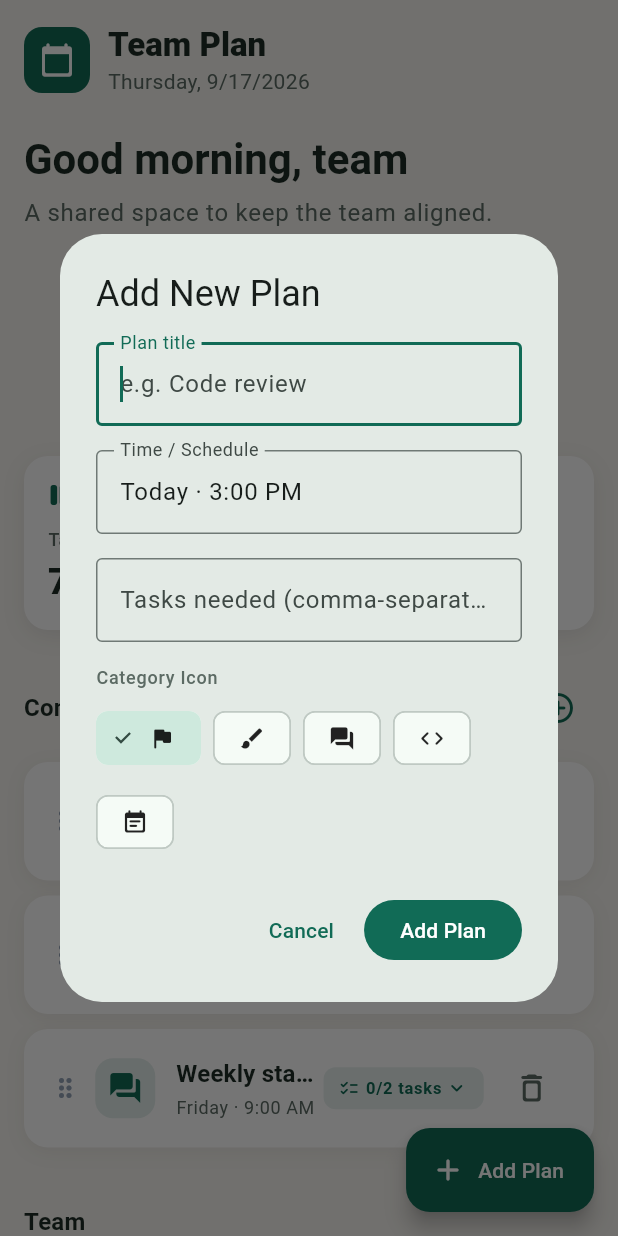
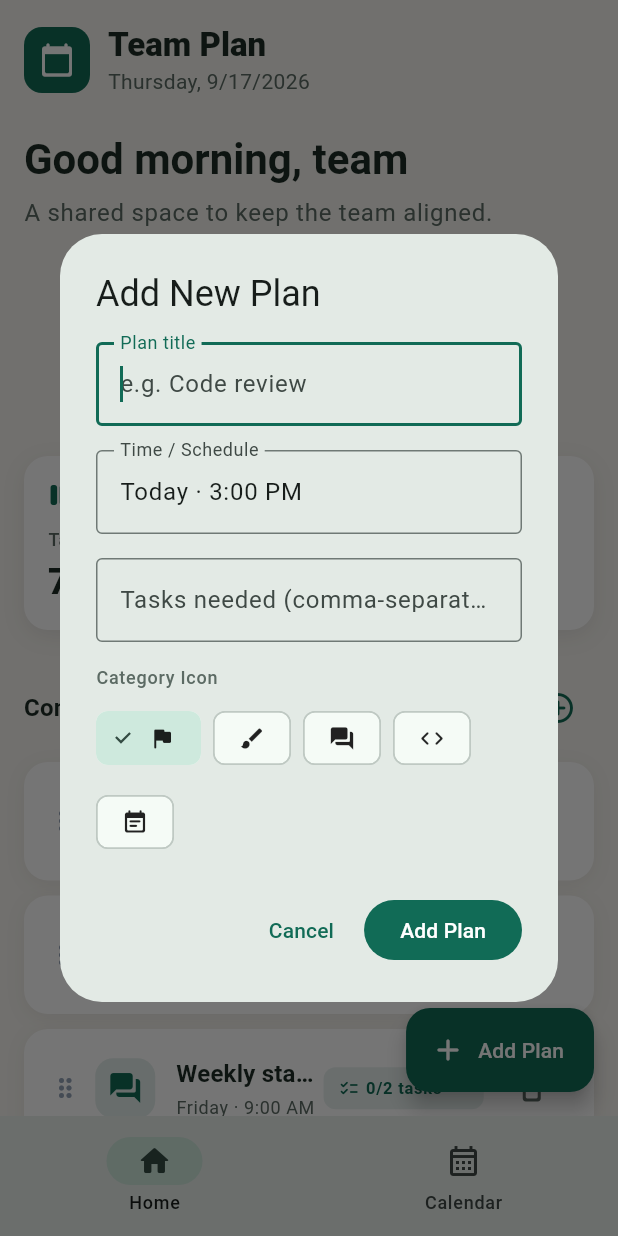
Before and after one commit to kn-dev-code/CSC-4330-3rd-app, a Flutter app: the screen it shows after launch, after a tap on the "add circle outline" icon, on a phone screen of 412 x 824 dp. Run offline on Flutter 3.47's test engine with Material 3 defaults, Android fonts, the phone set to English and light mode, and no system bars.

Commit message:
Polished interface + planner tab

```diff
--- /dev/null
+++ b/lib/calendar_page.dart
@@ -0,0 +1,593 @@
+import 'package:flutter/material.dart';
+
+enum PlannerView { daily, weekly }
+
+typedef PlannerEvent = ({
+  String title,
+  String time,
+  int hour,
+  int day,
+  Color color,
+});
+
+class CalendarPage extends StatefulWidget {
+  const CalendarPage({super.key});
+  @override
+  State<CalendarPage> createState() => _CalendarPageState();
+}
+
+class _CalendarPageState extends State<CalendarPage> {
+  PlannerView _view = PlannerView.daily;
+  late DateTime _date;
+  static const events = <PlannerEvent>[
+    (
+      title: 'Sprint planning',
+      time: '10:00 AM',
+      hour: 10,
+      day: 0,
+      color: Color(0xFF1F6F5B),
+    ),
+    (
+      title: 'Design review',
+      time: '2:00 PM',
+      hour: 14,
+      day: 1,
+      color: Color(0xFF3D5A80),
+    ),
+    (
+      title: 'Weekly standup',
+      time: '9:00 AM',
+      hour: 9,
+      day: 2,
+      color: Color(0xFFB5651D),
+    ),
+  ];
+
+  @override
+  void initState() {
+    super.initState();
+    final now = DateTime.now();
+    _date = DateTime(now.year, now.month, now.day);
+  }
+
+  DateTime get _weekStart => _date.subtract(Duration(days: _date.weekday - 1));
+
+  @override
+  Widget build(BuildContext context) => SafeArea(
+    child: Center(
+      child: ConstrainedBox(
+        constraints: const BoxConstraints(maxWidth: 720),
+        child: ListView(
+          padding: const EdgeInsets.fromLTRB(20, 24, 20, 32),
+          children: [
+            _Header(
+              date: _date,
+              onToday: () => setState(() => _date = _onlyDate(DateTime.now())),
+            ),
+            const SizedBox(height: 22),
+            SegmentedButton<PlannerView>(
+              style: SegmentedButton.styleFrom(
+                selectedBackgroundColor: const Color(0xFF1F6F5B),
+                selectedForegroundColor: Colors.white,
+                foregroundColor: const Color(0xFF53635C),
+                side: const BorderSide(color: Color(0xFFD8DED9)),
+              ),
+              segments: const [
+                ButtonSegment(
+                  value: PlannerView.daily,
+                  icon: Icon(Icons.view_day_outlined),
+                  label: Text('Daily'),
+                ),
+                ButtonSegment(
+                  value: PlannerView.weekly,
+                  icon: Icon(Icons.view_week_outlined),
+                  label: Text('Weekly'),
+                ),
+              ],
+              selected: {_view},
+              showSelectedIcon: false,
+              onSelectionChanged: (value) =>
+                  setState(() => _view = value.first),
+            ),
+            const SizedBox(height: 20),
+            AnimatedSwitcher(
+              duration: const Duration(milliseconds: 220),
+              child: _view == PlannerView.daily
+                  ? _DailySchedule(
+                      key: ValueKey('daily-$_date'),
+                      date: _date,
+                      weekStart: _weekStart,
+                      events: events,
+                      onSelect: (date) => setState(() => _date = date),
+                      onStep: (amount) => setState(
+                        () => _date = _date.add(Duration(days: amount)),
+                      ),
+                    )
+                  : _WeeklySchedule(
+                      key: ValueKey('weekly-$_weekStart'),
+                      weekStart: _weekStart,
+                      selectedDate: _date,
+                      events: events,
+                      onStep: (amount) => setState(
+                        () => _date = _date.add(Duration(days: amount)),
+                      ),
+                      onSelect: (date) => setState(() {
+                        _date = date;
+                        _view = PlannerView.daily;
+                      }),
+                    ),
+            ),
+          ],
+        ),
+      ),
+    ),
+  );
+}
+
+class _Header extends StatelessWidget {
+  const _Header({required this.date, required this.onToday});
+  final DateTime date;
+  final VoidCallback onToday;
+  @override
+  Widget build(BuildContext context) => Row(
+    children: [
+      Expanded(
+        child: Column(
+          crossAxisAlignment: CrossAxisAlignment.start,
+          children: [
+            Text(
+              'Calendar',
+              style: Theme.of(context).textTheme.headlineMedium
+                  ?.copyWith(fontWeight: FontWeight.w800, letterSpacing: -.5),
+            ),
+            const SizedBox(height: 3),
+            Text(
+              '${_month(date.month)} ${date.year}',
+              style: const TextStyle(color: Color(0xFF5C6B64)),
+            ),
+          ],
+        ),
+      ),
+      FilledButton.tonalIcon(
+        onPressed: onToday,
+        icon: const Icon(Icons.today_rounded),
+        label: const Text('Today'),
+      ),
+    ],
+  );
+}
+
+class _DailySchedule extends StatelessWidget {
+  const _DailySchedule({
+    super.key,
+    required this.date,
+    required this.weekStart,
+    required this.events,
+    required this.onSelect,
+    required this.onStep,
+  });
+  final DateTime date;
+  final DateTime weekStart;
+  final List<PlannerEvent> events;
+  final ValueChanged<DateTime> onSelect;
+  final ValueChanged<int> onStep;
+
+  @override
+  Widget build(BuildContext context) {
+    final index = date.difference(weekStart).inDays;
+    final dayEvents = events.where((event) => event.day == index).toList();
+    return Column(
+      children: [
+        _DateNavigator(
+          label: '${_weekday(date.weekday)}, ${_month(date.month)} ${date.day}',
+          onPrevious: () => onStep(-1),
+          onNext: () => onStep(1),
+        ),
+        const SizedBox(height: 12),
+        _DayStrip(date: date, weekStart: weekStart, onSelect: onSelect),
+        const SizedBox(height: 18),
+        _Banner(
+          title: _isToday(date)
+              ? 'Today'
+              : '${_weekday(date.weekday)}, ${_month(date.month)} ${date.day}',
+          subtitle: 'Your schedule at a glance',
+        ),
+        const SizedBox(height: 14),
+        Container(
+          padding: const EdgeInsets.fromLTRB(16, 16, 16, 6),
+          decoration: _panelDecoration,
+          child: Column(
+            children: [
+              for (var hour = 8; hour <= 17; hour++)
+                Row(
+                  crossAxisAlignment: CrossAxisAlignment.start,
+                  children: [
+                    SizedBox(
+                      width: 58,
+                      child: Text(
+                        _hour(hour),
+                        style: const TextStyle(
+                          fontSize: 12,
+                          color: Color(0xFF718078),
+                        ),
+                      ),
+                    ),
+                    Expanded(
+                      child: Container(
+                        constraints: const BoxConstraints(minHeight: 58),
+                        padding: const EdgeInsets.only(bottom: 9),
+                        decoration: const BoxDecoration(
+                          border: Border(
+                            top: BorderSide(color: Color(0xFFE7E3DA)),
+                          ),
+                        ),
+                        child: Column(
+                          children: [
+                            for (final event in dayEvents.where(
+                              (event) => event.hour == hour,
+                            ))
+                              _EventCard(event: event),
+                          ],
+                        ),
+                      ),
+                    ),
+                  ],
+                ),
+            ],
+          ),
+        ),
+      ],
+    );
+  }
+}
+
+class _WeeklySchedule extends StatelessWidget {
+  const _WeeklySchedule({
+    super.key,
+    required this.weekStart,
+    required this.selectedDate,
+    required this.events,
+    required this.onStep,
+    required this.onSelect,
+  });
+  final DateTime weekStart;
+  final DateTime selectedDate;
+  final List<PlannerEvent> events;
+  final ValueChanged<int> onStep;
+  final ValueChanged<DateTime> onSelect;
+  @override
+  Widget build(BuildContext context) {
+    final end = weekStart.add(const Duration(days: 6));
+    return Column(
+      children: [
+        _DateNavigator(
+          label:
+              '${_month(weekStart.month)} ${weekStart.day} – ${_month(end.month)} ${end.day}',
+          onPrevious: () => onStep(-7),
+          onNext: () => onStep(7),
+          weekly: true,
+        ),
+        const SizedBox(height: 14),
+        const _Banner(title: 'This week', subtitle: '3 upcoming events'),
+        const SizedBox(height: 14),
+        Container(
+          padding: const EdgeInsets.all(12),
+          decoration: _panelDecoration,
+          child: SingleChildScrollView(
+            scrollDirection: Axis.horizontal,
+            child: Row(
+              crossAxisAlignment: CrossAxisAlignment.start,
+              children: [
+                for (var day = 0; day < 7; day++)
+                  _WeekDay(
+                    date: weekStart.add(Duration(days: day)),
+                    selected: _sameDay(
+                      selectedDate,
+                      weekStart.add(Duration(days: day)),
+                    ),
+                    events: events.where((event) => event.day == day).toList(),
+                    onTap: () => onSelect(weekStart.add(Duration(days: day))),
+                  ),
+              ],
+            ),
+          ),
+        ),
+      ],
+    );
+  }
+}
+
+class _DateNavigator extends StatelessWidget {
+  const _DateNavigator({
+    required this.label,
+    required this.onPrevious,
+    required this.onNext,
+    this.weekly = false,
+  });
+  final String label;
+  final VoidCallback onPrevious;
+  final VoidCallback onNext;
+  final bool weekly;
+  @override
+  Widget build(BuildContext context) => Container(
+    padding: const EdgeInsets.symmetric(horizontal: 8, vertical: 6),
+    decoration: BoxDecoration(
+      color: const Color(0xFFFFFDF8),
+      borderRadius: BorderRadius.circular(16),
+      border: Border.all(color: const Color(0xFFE5E1D8)),
+    ),
+    child: Row(
+      children: [
+        IconButton(
+          onPressed: onPrevious,
+          tooltip: weekly ? 'Previous week' : 'Previous day',
+          icon: const Icon(Icons.chevron_left_rounded),
+        ),
+        Expanded(
+          child: Text(
+            label,
+            textAlign: TextAlign.center,
+            style: const TextStyle(fontWeight: FontWeight.w800),
+          ),
+        ),
+        IconButton(
+          onPressed: onNext,
+          tooltip: weekly ? 'Next week' : 'Next day',
+          icon: const Icon(Icons.chevron_right_rounded),
+        ),
+      ],
+    ),
+  );
+}
+
+class _DayStrip extends StatelessWidget {
+  const _DayStrip({
+    required this.date,
+    required this.weekStart,
+    required this.onSelect,
+  });
+  final DateTime date;
+  final DateTime weekStart;
+  final ValueChanged<DateTime> onSelect;
+  @override
+  Widget build(BuildContext context) => Row(
+    children: [
+      for (var i = 0; i < 7; i++)
+        Expanded(
+          child: Padding(
+            padding: EdgeInsets.only(right: i == 6 ? 0 : 5),
+            child: _DayButton(
+              date: weekStart.add(Duration(days: i)),
+              selected: _sameDay(date, weekStart.add(Duration(days: i))),
+              onTap: () => onSelect(weekStart.add(Duration(days: i))),
+            ),
+          ),
+        ),
+    ],
+  );
+}
+
+class _DayButton extends StatelessWidget {
+  const _DayButton({
+    required this.date,
+    required this.selected,
+    required this.onTap,
+  });
+  final DateTime date;
+  final bool selected;
+  final VoidCallback onTap;
+  @override
+  Widget build(BuildContext context) => Material(
+    color: selected ? const Color(0xFF1F6F5B) : const Color(0xFFFFFDF8),
+    borderRadius: BorderRadius.circular(14),
+    child: InkWell(
+      onTap: onTap,
+      borderRadius: BorderRadius.circular(14),
+      child: Padding(
+        padding: const EdgeInsets.symmetric(vertical: 10),
+        child: Column(
+          children: [
+            Text(
+              _weekday(date.weekday).substring(0, 1),
+              style: TextStyle(
+                fontSize: 11,
+                fontWeight: FontWeight.w700,
+                color: selected ? Colors.white70 : const Color(0xFF718078),
+              ),
+            ),
+            const SizedBox(height: 4),
+            Text(
+              '${date.day}',
+              style: TextStyle(
+                fontWeight: FontWeight.w800,
+                color: selected ? Colors.white : const Color(0xFF1C2B24),
+              ),
+            ),
+          ],
+        ),
+      ),
+    ),
+  );
+}
+
+class _WeekDay extends StatelessWidget {
+  const _WeekDay({
+    required this.date,
+    required this.selected,
+    required this.events,
+    required this.onTap,
+  });
+  final DateTime date;
+  final bool selected;
+  final List<PlannerEvent> events;
+  final VoidCallback onTap;
+  @override
+  Widget build(BuildContext context) => SizedBox(
+    width: 116,
+    child: Padding(
+      padding: const EdgeInsets.symmetric(horizontal: 4),
+      child: InkWell(
+        onTap: onTap,
+        borderRadius: BorderRadius.circular(16),
+        child: Container(
+          padding: const EdgeInsets.fromLTRB(8, 10, 8, 12),
+          decoration: BoxDecoration(
+            color: selected ? const Color(0xFFE6F0EC) : Colors.transparent,
+            borderRadius: BorderRadius.circular(16),
+          ),
+          child: Column(
+            children: [
+              Text(
+                _weekday(date.weekday).substring(0, 3).toUpperCase(),
+                style: const TextStyle(
+                  fontSize: 11,
+                  fontWeight: FontWeight.w700,
+                  color: Color(0xFF66736D),
+                ),
+              ),
+              const SizedBox(height: 7),
+              CircleAvatar(
+                radius: 18,
+                backgroundColor: _isToday(date)
+                    ? const Color(0xFF1F6F5B)
+                    : const Color(0xFFF0EEE8),
+                foregroundColor: _isToday(date)
+                    ? Colors.white
+                    : const Color(0xFF1C2B24),
+                child: Text('${date.day}'),
+              ),
+              const SizedBox(height: 12),
+              for (final event in events)
+                _EventCard(event: event, compact: true),
+              if (events.isEmpty)
+                const SizedBox(
+                  height: 88,
+                  child: Center(
+                    child: Text(
+                      'Free',
+                      style: TextStyle(fontSize: 12, color: Color(0xFF98A19C)),
+                    ),
+                  ),
+                ),
+            ],
+          ),
+        ),
+      ),
+    ),
+  );
+}
+
+class _Banner extends StatelessWidget {
+  const _Banner({required this.title, required this.subtitle});
+  final String title;
+  final String subtitle;
+  @override
+  Widget build(BuildContext context) => Container(
+    width: double.infinity,
+    padding: const EdgeInsets.all(18),
+    decoration: BoxDecoration(
+      color: const Color(0xFFE2EEE9),
+      borderRadius: BorderRadius.circular(18),
+    ),
+    child: Row(
+      children: [
+        Container(
+          padding: const EdgeInsets.all(9),
+          decoration: BoxDecoration(
+            color: Colors.white.withValues(alpha: .72),
+            borderRadius: BorderRadius.circular(12),
+          ),
+          child: const Icon(
+            Icons.event_available_rounded,
+            color: Color(0xFF1F6F5B),
+          ),
+        ),
+        const SizedBox(width: 12),
+        Expanded(
+          child: Column(
+            crossAxisAlignment: CrossAxisAlignment.start,
+            children: [
+              Text(title, style: const TextStyle(fontWeight: FontWeight.w800)),
+              const SizedBox(height: 2),
+              Text(subtitle, style: const TextStyle(color: Color(0xFF5C6B64))),
+            ],
+          ),
+        ),
+      ],
+    ),
+  );
+}
+
+class _EventCard extends StatelessWidget {
+  const _EventCard({required this.event, this.compact = false});
+  final PlannerEvent event;
+  final bool compact;
+  @override
+  Widget build(BuildContext context) => Container(
+    width: double.infinity,
+    margin: const EdgeInsets.only(top: 7),
+    padding: EdgeInsets.all(compact ? 9 : 11),
+    decoration: BoxDecoration(
+      color: event.color.withValues(alpha: compact ? .16 : .11),
+      border: Border(left: BorderSide(color: event.color, width: 4)),
+      borderRadius: BorderRadius.circular(12),
+    ),
+    child: Column(
+      crossAxisAlignment: CrossAxisAlignment.start,
+      children: [
+        Text(
+          event.title,
+          maxLines: compact ? 2 : 1,
+          overflow: TextOverflow.ellipsis,
+          style: TextStyle(
+            fontSize: compact ? 12 : 14,
+            fontWeight: FontWeight.w700,
+          ),
+        ),
+        const SizedBox(height: 3),
+        Text(
+          event.time,
+          style: const TextStyle(fontSize: 11, color: Color(0xFF66736D)),
+        ),
+      ],
+    ),
+  );
+}
+
+final _panelDecoration = BoxDecoration(
+  color: const Color(0xFFFFFDF8),
+  borderRadius: BorderRadius.circular(20),
+  border: Border.all(color: const Color(0xFFE5E1D8)),
+  boxShadow: const [
+    BoxShadow(color: Color(0x0D000000), blurRadius: 16, offset: Offset(0, 6)),
+  ],
+);
+DateTime _onlyDate(DateTime date) => DateTime(date.year, date.month, date.day);
+bool _sameDay(DateTime a, DateTime b) =>
+    a.year == b.year && a.month == b.month && a.day == b.day;
+bool _isToday(DateTime date) => _sameDay(date, DateTime.now());
+String _hour(int hour) =>
+    '${hour > 12 ? hour - 12 : hour} ${hour >= 12 ? 'PM' : 'AM'}';
+String _weekday(int day) => const [
+  'Monday',
+  'Tuesday',
+  'Wednesday',
+  'Thursday',
+  'Friday',
+  'Saturday',
+  'Sunday',
+][day - 1];
+String _month(int month) => const [
+  'January',
+  'February',
+  'March',
+  'April',
+  'May',
+  'June',
+  'July',
+  'August',
+  'September',
+  'October',
+  'November',
+  'December',
+][month - 1];
--- a/lib/main.dart
+++ b/lib/main.dart
@@ -1,5 +1,6 @@
 import 'package:flutter/material.dart';
 
+import 'calendar_page.dart';
 import 'home_page.dart';
 
 void main() {
@@ -24,7 +25,44 @@ class PlanningApp extends StatelessWidget {
         useMaterial3: true,
         scaffoldBackgroundColor: const Color(0xFFF6F4EF),
       ),
-      home: const HomePage(),
+      home: const AppShell(),
     );
   }
 }
+
+class AppShell extends StatefulWidget {
+  const AppShell({super.key});
+
+  @override
+  State<AppShell> createState() => _AppShellState();
+}
+
+class _AppShellState extends State<AppShell> {
+  int _index = 0;
+
+  @override
+  Widget build(BuildContext context) {
+    return Scaffold(
+      body: IndexedStack(
+        index: _index,
+        children: const [HomePage(), CalendarPage()],
+      ),
+      bottomNavigationBar: NavigationBar(
+        selectedIndex: _index,
+        onDestinationSelected: (value) => setState(() => _index = value),
+        destinations: const [
+          NavigationDestination(
+            icon: Icon(Icons.home_outlined),
+            selectedIcon: Icon(Icons.home_rounded),
+            label: 'Home',
+          ),
+          NavigationDestination(
+            icon: Icon(Icons.calendar_month_outlined),
+            selectedIcon: Icon(Icons.calendar_month_rounded),
+            label: 'Calendar',
+          ),
+        ],
+      ),
+    );
+  }
+}
```
Also changed, not shown: 1 other file.
